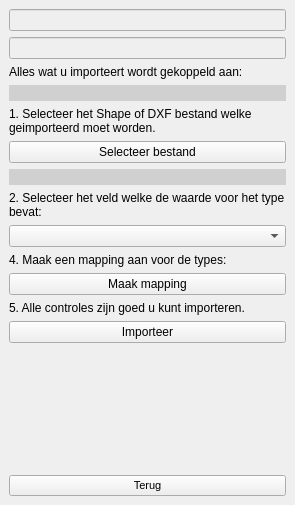
This is plugin/oiv/tools/import_filewidget.ui in OIV-NL-QGIS/QGIS_project as Qt 5 draws it before an edit. The edited form follows.
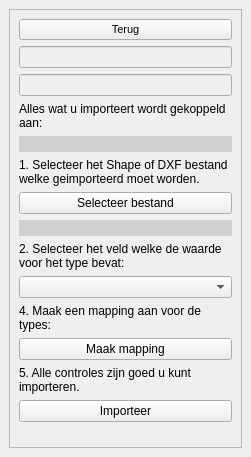
This is the edited form.

The edit to the form file:
```diff
--- a/plugin/oiv/tools/import_filewidget.ui
+++ b/plugin/oiv/tools/import_filewidget.ui
@@ -6,8 +6,8 @@
    <rect>
     <x>0</x>
     <y>0</y>
-    <width>295</width>
-    <height>505</height>
+    <width>251</width>
+    <height>457</height>
    </rect>
   </property>
   <property name="features">
@@ -19,7 +19,42 @@
   <widget class="QWidget" name="dockWidgetContents">
    <layout class="QGridLayout" name="gridLayout">
     <item row="0" column="0">
+     <widget class="QScrollArea" name="scrollArea">
+      <property name="widgetResizable">
+       <bool>true</bool>
+      </property>
+      <widget class="QWidget" name="scrollAreaWidgetContents">
+       <property name="geometry">
+        <rect>
+         <x>0</x>
+         <y>0</y>
+         <width>231</width>
+         <height>415</height>
+        </rect>
+       </property>
+       <layout class="QVBoxLayout" name="verticalLayout_2">
+        <item>
      <layout class="QVBoxLayout" name="verticalLayout">
+          <item>
+           <widget class="QPushButton" name="terug">
+            <property name="enabled">
+             <bool>true</bool>
+            </property>
+            <property name="font">
+             <font>
+              <pointsize>8</pointsize>
+              <weight>50</weight>
+              <bold>false</bold>
+             </font>
+            </property>
+            <property name="text">
+             <string>Terug</string>
+            </property>
+            <property name="checkable">
+             <bool>true</bool>
+            </property>
+           </widget>
+          </item>
       <item>
        <widget class="QLineEdit" name="bouwlaag_id">
         <property name="enabled">
@@ -107,6 +142,9 @@
         <property name="text">
          <string>4. Maak een mapping aan voor de types:</string>
         </property>
+            <property name="wordWrap">
+             <bool>true</bool>
+            </property>
        </widget>
       </item>
       <item>
@@ -121,6 +159,9 @@
         <property name="text">
          <string>5. Alle controles zijn goed u kunt importeren.</string>
         </property>
+            <property name="wordWrap">
+             <bool>true</bool>
+            </property>
        </widget>
       </item>
       <item>
@@ -143,27 +184,11 @@
         </property>
        </spacer>
       </item>
-      <item>
-       <widget class="QPushButton" name="terug">
-        <property name="enabled">
-         <bool>true</bool>
-        </property>
-        <property name="font">
-         <font>
-          <pointsize>8</pointsize>
-          <weight>50</weight>
-          <bold>false</bold>
-         </font>
-        </property>
-        <property name="text">
-         <string>Terug</string>
-        </property>
-        <property name="checkable">
-         <bool>true</bool>
-        </property>
-       </widget>
-      </item>
-     </layout>
+         </layout>
+        </item>
+       </layout>
+      </widget>
+     </widget>
     </item>
    </layout>
   </widget>
```
Lines whose indentation alone changed are shown as unchanged.
